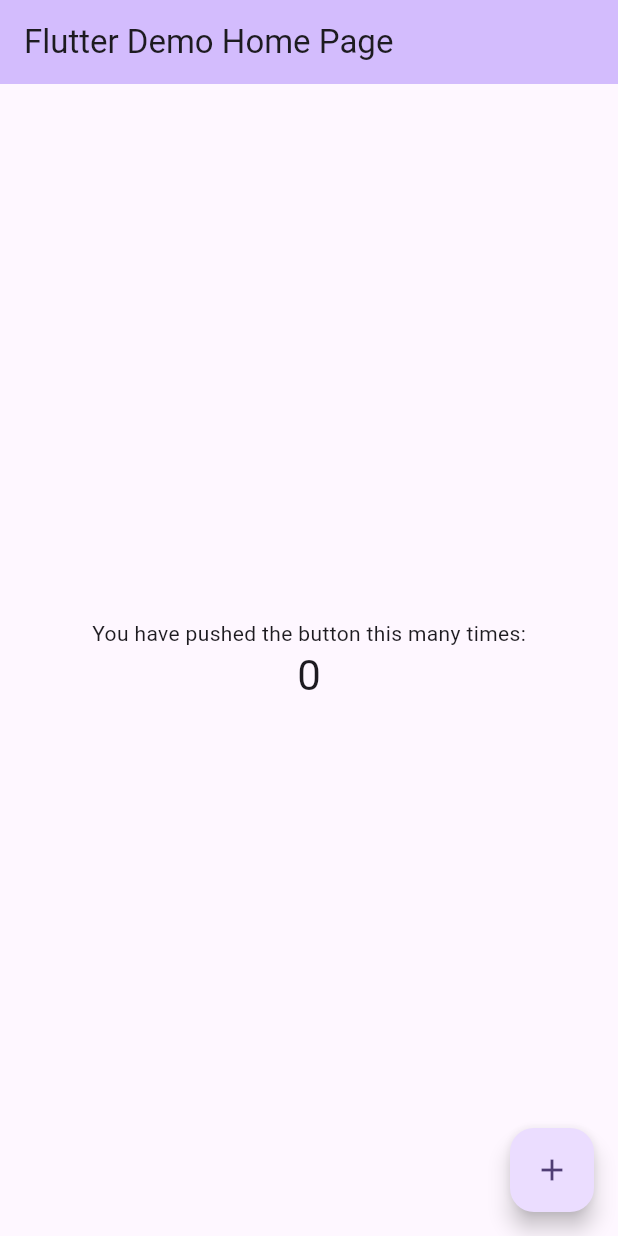
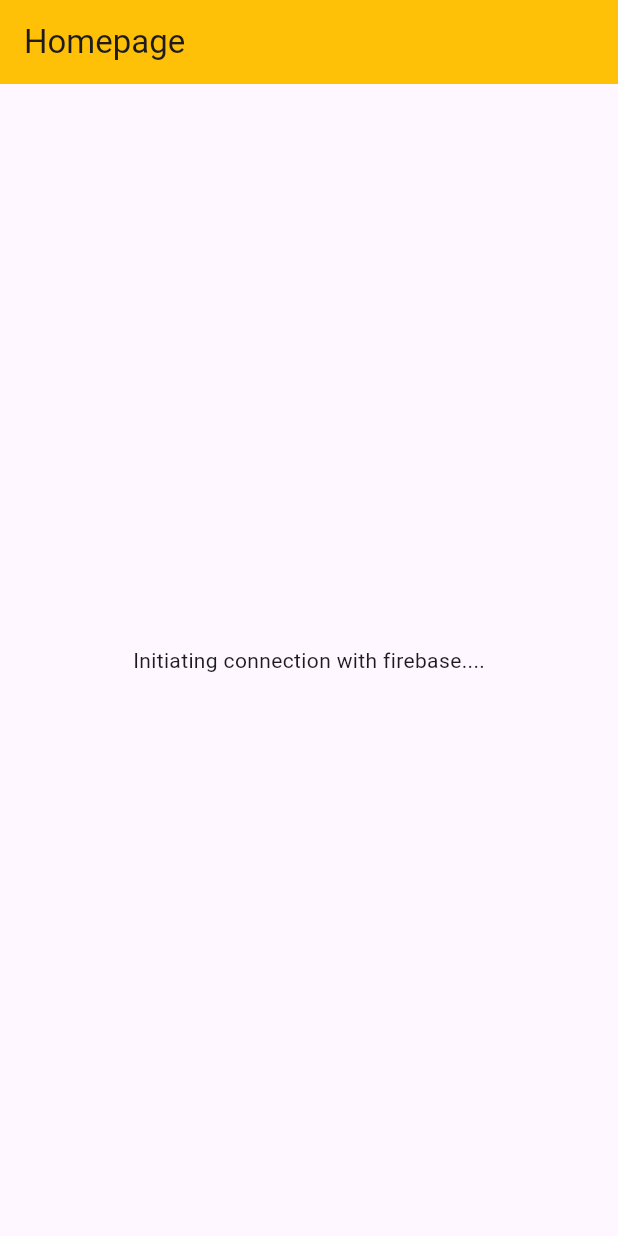
Before and after one commit to Jate1601/thesis, a Flutter app: the screen it shows after launch, on a phone screen of 412 x 824 dp. Run offline on Flutter 3.47's test engine with Material 3 defaults, Android fonts, the phone set to English and light mode, and no system bars.

Commit message:
Added support for Firestore

```diff
--- a/lib/main.dart
+++ b/lib/main.dart
@@ -10,18 +10,19 @@
   @override
   Widget build(BuildContext context) {
     return MaterialApp(
-      title: 'Flutter Demo',
+      title: 'Thesis Project',
       theme: ThemeData(
         colorScheme: ColorScheme.fromSeed(seedColor: Colors.deepPurple),
         useMaterial3: true,
       ),
-      home: const MyHomePage(title: 'Flutter Demo Home Page'),
+      home: MyHomePage(title: 'Homepage'),
     );
   }
 }
 
 class MyHomePage extends StatefulWidget {
   const MyHomePage({super.key, required this.title});
+
   final String title;
 
   @override
@@ -29,39 +30,15 @@
 }
 
 class _MyHomePageState extends State<MyHomePage> {
-  int _counter = 0;
-
-  void _incrementCounter() {
-    setState(() {
-      _counter++;
-    });
-  }
-
   @override
   Widget build(BuildContext context) {
     return Scaffold(
       appBar: AppBar(
-        backgroundColor: Theme.of(context).colorScheme.inversePrimary,
+        backgroundColor: Colors.amber,
         title: Text(widget.title),
       ),
-      body: Center(
-        child: Column(
-          mainAxisAlignment: MainAxisAlignment.center,
-          children: <Widget>[
-            const Text(
-              'You have pushed the button this many times:',
-            ),
-            Text(
-              '$_counter',
-              style: Theme.of(context).textTheme.headlineMedium,
-            ),
-          ],
-        ),
-      ),
-      floatingActionButton: FloatingActionButton(
-        onPressed: _incrementCounter,
-        tooltip: 'Increment',
-        child: const Icon(Icons.add),
+      body: const Center(
+        child: Text('Initiating connection with firebase....'),
       ),
     );
   }
--- a/pubspec.yaml
+++ b/pubspec.yaml
@@ -35,6 +35,7 @@
   # The following adds the Cupertino Icons font to your application.
   # Use with the CupertinoIcons class for iOS style icons.
   cupertino_icons: ^1.0.6
+  firebase_core: ^2.28.0
 
 dev_dependencies:
   flutter_test:
```
Also changed, not shown: pubspec.lock, 3 other files.
